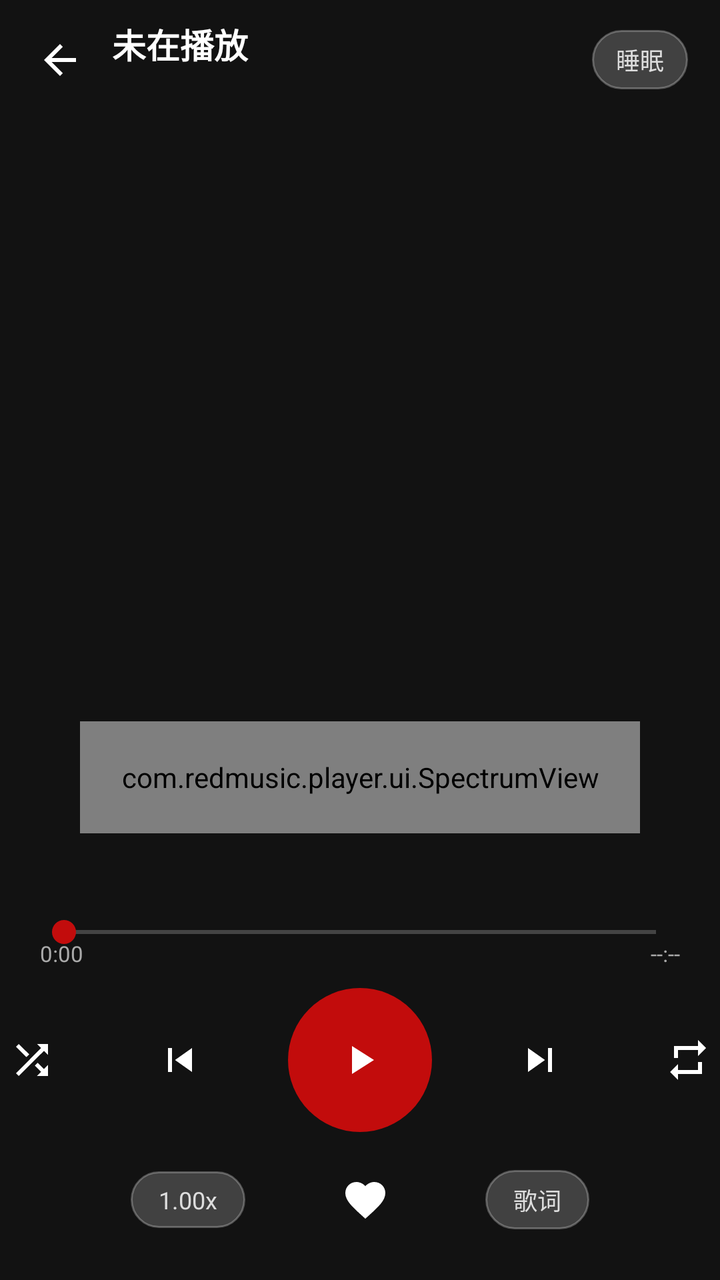
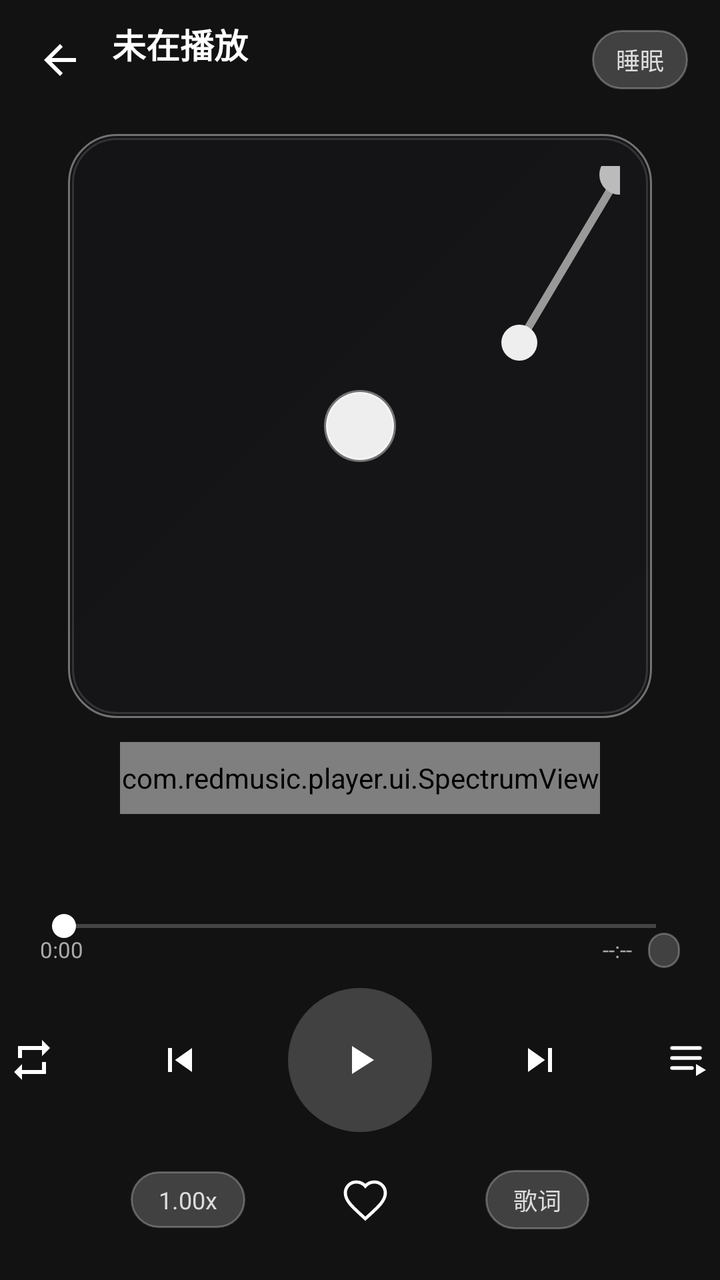

Before-and-after screenshots of an Android layout around one commit, followed by the original layout XML and the change that was made.
<!-- AndroidManifest.xml: application theme Theme.RedMusic -->
<!-- res/layout/activity_player.xml -->
<?xml version="1.0" encoding="utf-8"?>
<FrameLayout xmlns:android="http://schemas.android.com/apk/res/android"
    android:layout_width="match_parent"
    android:layout_height="match_parent"
    android:background="@color/bg">

    <ImageView
        android:id="@+id/player_bg_blur"
        android:layout_width="match_parent"
        android:layout_height="match_parent"
        android:alpha="0.3"
        android:scaleType="centerCrop" />

    <View
        android:id="@+id/player_bg_gradient"
        android:layout_width="match_parent"
        android:layout_height="match_parent" />

    <LinearLayout
        android:layout_width="match_parent"
        android:layout_height="match_parent"
        android:orientation="vertical"
        android:paddingBottom="20dp">

        
        <LinearLayout
            android:layout_width="match_parent"
            android:layout_height="wrap_content"
            android:gravity="center_vertical"
            android:orientation="horizontal"
            android:paddingStart="8dp"
            android:paddingTop="8dp"
            android:paddingEnd="16dp">

            <ImageButton
                android:id="@+id/player_back"
                android:layout_width="44dp"
                android:layout_height="44dp"
                android:background="@android:color/transparent"
                android:src="@drawable/ic_arrow_back"
                android:contentDescription="返回" />

            <LinearLayout
                android:layout_width="0dp"
                android:layout_height="wrap_content"
                android:layout_marginStart="4dp"
                android:layout_weight="1"
                android:orientation="vertical">

                <TextView
                    android:id="@+id/player_title"
                    android:layout_width="match_parent"
                    android:layout_height="wrap_content"
                    android:ellipsize="end"
                    android:maxLines="1"
                    android:text="未在播放"
                    android:textColor="@color/text_primary"
                    android:textSize="17sp"
                    android:textStyle="bold" />

                <TextView
                    android:id="@+id/player_artist"
                    android:layout_width="match_parent"
                    android:layout_height="wrap_content"
                    android:ellipsize="end"
                    android:maxLines="1"
                    android:text=""
                    android:textColor="@color/text_secondary"
                    android:textSize="12sp" />
            </LinearLayout>

            <TextView
                android:id="@+id/player_timer"
                android:layout_width="wrap_content"
                android:layout_height="wrap_content"
                android:background="@drawable/bg_chip"
                android:paddingStart="12dp"
                android:paddingTop="6dp"
                android:paddingEnd="12dp"
                android:paddingBottom="6dp"
                android:text="睡眠"
                android:textColor="#DDDDDD"
                android:textSize="12sp" />
        </LinearLayout>

        
        <FrameLayout
            android:layout_width="match_parent"
            android:layout_height="0dp"
            android:layout_weight="1">

            <com.redmusic.player.ui.LyricView
                android:id="@+id/player_lyric_view"
                android:layout_width="match_parent"
                android:layout_height="match_parent"
                android:visibility="gone" />

            <LinearLayout
                android:layout_width="match_parent"
                android:layout_height="match_parent"
                android:gravity="center"
                android:orientation="vertical">

                <ImageView
                    android:id="@+id/player_cover"
                    android:layout_width="280dp"
                    android:layout_height="280dp"
                    android:contentDescription="封面" />

                <com.redmusic.player.ui.SpectrumView
                    android:id="@+id/player_spectrum"
                    android:layout_width="match_parent"
                    android:layout_height="56dp"
                    android:layout_marginStart="40dp"
                    android:layout_marginTop="20dp"
                    android:layout_marginEnd="40dp" />

                <TextView
                    android:id="@+id/player_lyric_line"
                    android:layout_width="match_parent"
                    android:layout_height="wrap_content"
                    android:layout_marginStart="32dp"
                    android:layout_marginTop="14dp"
                    android:layout_marginEnd="32dp"
                    android:ellipsize="end"
                    android:gravity="center"
                    android:maxLines="1"
                    android:text=""
                    android:textColor="#DDDDDD"
                    android:textSize="13sp" />
            </LinearLayout>
        </FrameLayout>

        
        <SeekBar
            android:id="@+id/player_seek"
            android:layout_width="match_parent"
            android:layout_height="wrap_content"
            android:layout_marginStart="16dp"
            android:layout_marginEnd="16dp"
            android:max="1000"
            android:progressTint="#C20C0C"
            android:thumbTint="#C20C0C" />

        <LinearLayout
            android:layout_width="match_parent"
            android:layout_height="wrap_content"
            android:layout_marginTop="-6dp"
            android:orientation="horizontal"
            android:paddingStart="20dp"
            android:paddingEnd="20dp">

            <TextView
                android:id="@+id/player_cur_time"
                android:layout_width="wrap_content"
                android:layout_height="wrap_content"
                android:text="0:00"
                android:textColor="#AAAAAA"
                android:textSize="11sp" />

            <Space
                android:layout_width="0dp"
                android:layout_height="1dp"
                android:layout_weight="1" />

            <TextView
                android:id="@+id/player_total_time"
                android:layout_width="wrap_content"
                android:layout_height="wrap_content"
                android:text="--:--"
                android:textColor="#AAAAAA"
                android:textSize="11sp" />
        </LinearLayout>

        
        <LinearLayout
            android:layout_width="match_parent"
            android:layout_height="wrap_content"
            android:layout_marginTop="10dp"
            android:gravity="center"
            android:orientation="horizontal">

            <ImageButton
                android:id="@+id/player_shuffle"
                android:layout_width="40dp"
                android:layout_height="40dp"
                android:background="@android:color/transparent"
                android:src="@drawable/ic_shuffle"
                android:contentDescription="随机播放" />

            <ImageButton
                android:id="@+id/player_prev"
                android:layout_width="48dp"
                android:layout_height="48dp"
                android:layout_marginStart="30dp"
                android:background="@android:color/transparent"
                android:src="@drawable/ic_prev"
                android:contentDescription="上一曲" />

            <ImageButton
                android:id="@+id/player_play"
                android:layout_width="72dp"
                android:layout_height="72dp"
                android:layout_marginStart="30dp"
                android:background="@drawable/bg_play"
                android:src="@drawable/ic_play"
                android:contentDescription="播放/暂停" />

            <ImageButton
                android:id="@+id/player_next"
                android:layout_width="48dp"
                android:layout_height="48dp"
                android:layout_marginStart="30dp"
                android:background="@android:color/transparent"
                android:src="@drawable/ic_next"
                android:contentDescription="下一曲" />

            <ImageButton
                android:id="@+id/player_repeat"
                android:layout_width="40dp"
                android:layout_height="40dp"
                android:layout_marginStart="30dp"
                android:background="@android:color/transparent"
                android:src="@drawable/ic_repeat"
                android:contentDescription="循环模式" />
        </LinearLayout>

        
        <LinearLayout
            android:layout_width="match_parent"
            android:layout_height="wrap_content"
            android:layout_marginTop="14dp"
            android:gravity="center"
            android:orientation="horizontal">

            <TextView
                android:id="@+id/player_speed"
                android:layout_width="wrap_content"
                android:layout_height="wrap_content"
                android:background="@drawable/bg_chip"
                android:paddingStart="14dp"
                android:paddingTop="6dp"
                android:paddingEnd="14dp"
                android:paddingBottom="6dp"
                android:text="1.00x"
                android:textColor="#DDDDDD"
                android:textSize="12sp" />

            <ImageButton
                android:id="@+id/player_fav"
                android:layout_width="40dp"
                android:layout_height="40dp"
                android:layout_marginStart="40dp"
                android:background="@android:color/transparent"
                android:src="@drawable/ic_heart"
                android:contentDescription="收藏" />

            <TextView
                android:id="@+id/player_lyric_toggle"
                android:layout_width="wrap_content"
                android:layout_height="wrap_content"
                android:layout_marginStart="40dp"
                android:background="@drawable/bg_chip"
                android:paddingStart="14dp"
                android:paddingTop="6dp"
                android:paddingEnd="14dp"
                android:paddingBottom="6dp"
                android:text="歌词"
                android:textColor="#DDDDDD"
                android:textSize="12sp" />
        </LinearLayout>
    </LinearLayout>
</FrameLayout>
<!-- resources referenced by this layout -->
<resources>
  <color name="bg">#121212</color>
  <color name="text_primary">#FFFFFF</color>
  <color name="text_secondary">#B3B3B3</color>
  <!-- drawable bg_chip (drawable) -->
  <?xml version="1.0" encoding="utf-8"?>
  <shape xmlns:android="http://schemas.android.com/apk/res/android">
      <solid android:color="#33FFFFFF" />
      <corners android:radius="20dp" />
      <stroke android:width="1dp" android:color="#44FFFFFF" />
  </shape>
  <!-- drawable bg_play (drawable) -->
  <?xml version="1.0" encoding="utf-8"?>
  <shape xmlns:android="http://schemas.android.com/apk/res/android">
      <solid android:color="#C20C0C" />
      <corners android:radius="36dp" />
  </shape>
  <!-- drawable ic_heart (drawable) -->
  <?xml version="1.0" encoding="utf-8"?>
  <vector xmlns:android="http://schemas.android.com/apk/res/android"
      android:width="24dp" android:height="24dp"
      android:viewportWidth="24" android:viewportHeight="24">
      <path android:fillColor="#FFFFFF" android:pathData="M12,21.35l-1.45,-1.32C5.4,15.36 2,12.28 2,8.5C2,5.42 4.42,3 7.5,3c1.74,0 3.41,0.81 4.5,2.09C13.09,3.81 14.76,3 16.5,3C19.58,3 22,5.42 22,8.5c0,3.78 -3.4,6.86 -8.55,11.54L12,21.35z" />
  </vector>
  <!-- drawable ic_shuffle (drawable) -->
  <?xml version="1.0" encoding="utf-8"?>
  <vector xmlns:android="http://schemas.android.com/apk/res/android"
      android:width="24dp" android:height="24dp"
      android:viewportWidth="24" android:viewportHeight="24">
      <path android:fillColor="#FFFFFF" android:pathData="M10.59,9.17L5.41,4L4,5.41l5.17,5.17l1.42,-1.41zM14.5,4l2.04,2.04L4,18.59L5.41,20L17.96,7.46L20,9.5V4h-5.5zM14.83,13.41l-1.41,1.41l3.13,3.13L14.5,20H20v-5.5l-2.04,2.04l-3.13,-3.13z" />
  </vector>
  <color name="red">#C20C0C</color>
  <color name="red_light">#FF6B6B</color>
  <!-- unchanged entries left out for length: 6 -->
</resources>

<!-- the commit's change to res/layout/activity_player.xml (unified diff, before → after) -->
@@ -8,7 +8,7 @@
         android:id="@+id/player_bg_blur"
         android:layout_width="match_parent"
         android:layout_height="match_parent"
-        android:alpha="0.3"
+        android:visibility="gone"
         android:scaleType="centerCrop" />
 
     <View
@@ -101,19 +101,44 @@
                 android:gravity="center"
                 android:orientation="vertical">
 
-                <ImageView
-                    android:id="@+id/player_cover"
-                    android:layout_width="280dp"
-                    android:layout_height="280dp"
-                    android:contentDescription="封面" />
+                <FrameLayout
+                    android:id="@+id/player_cd_container"
+                    android:layout_width="wrap_content"
+                    android:layout_height="wrap_content"
+                    android:background="@drawable/bg_cd_case"
+                    android:padding="16dp">
+
+                    <ImageView
+                        android:id="@+id/player_cover"
+                        android:layout_width="260dp"
+                        android:layout_height="260dp"
+                        android:contentDescription="封面"
+                        android:scaleType="centerCrop" />
+
+                    <View
+                        android:id="@+id/player_cd_hole"
+                        android:layout_width="36dp"
+                        android:layout_height="36dp"
+                        android:layout_gravity="center"
+                        android:background="@drawable/bg_cd_hole" />
+
+                    <ImageView
+                        android:id="@+id/player_tonearm"
+                        android:layout_width="120dp"
+                        android:layout_height="140dp"
+                        android:layout_gravity="top|end"
+                        android:layout_marginTop="-8dp"
+                        android:layout_marginEnd="-12dp"
+                        android:src="@drawable/ic_tonearm" />
+                </FrameLayout>
 
                 <com.redmusic.player.ui.SpectrumView
                     android:id="@+id/player_spectrum"
                     android:layout_width="match_parent"
-                    android:layout_height="56dp"
-                    android:layout_marginStart="40dp"
-                    android:layout_marginTop="20dp"
-                    android:layout_marginEnd="40dp" />
+                    android:layout_height="36dp"
+                    android:layout_marginStart="60dp"
+                    android:layout_marginTop="12dp"
+                    android:layout_marginEnd="60dp" />
 
                 <TextView
                     android:id="@+id/player_lyric_line"
@@ -139,8 +164,8 @@
             android:layout_marginStart="16dp"
             android:layout_marginEnd="16dp"
             android:max="1000"
-            android:progressTint="#C20C0C"
-            android:thumbTint="#C20C0C" />
+            android:progressTint="#EEEEEE"
+            android:thumbTint="#FFFFFF" />
 
         <LinearLayout
             android:layout_width="match_parent"
@@ -170,6 +195,20 @@
                 android:text="--:--"
                 android:textColor="#AAAAAA"
                 android:textSize="11sp" />
+
+            <TextView
+                android:id="@+id/player_full_time"
+                android:layout_width="wrap_content"
+                android:layout_height="wrap_content"
+                android:layout_marginStart="8dp"
+                android:background="@drawable/bg_chip"
+                android:paddingStart="8dp"
+                android:paddingTop="2dp"
+                android:paddingEnd="8dp"
+                android:paddingBottom="2dp"
+                android:text=""
+                android:textColor="#BBBBBB"
+                android:textSize="10sp" />
         </LinearLayout>
 
         
@@ -181,12 +220,12 @@
             android:orientation="horizontal">
 
             <ImageButton
-                android:id="@+id/player_shuffle"
+                android:id="@+id/player_mode"
                 android:layout_width="40dp"
                 android:layout_height="40dp"
                 android:background="@android:color/transparent"
-                android:src="@drawable/ic_shuffle"
-                android:contentDescription="随机播放" />
+                android:src="@drawable/ic_repeat"
+                android:contentDescription="播放模式" />
 
             <ImageButton
                 android:id="@+id/player_prev"
@@ -216,13 +255,13 @@
                 android:contentDescription="下一曲" />
 
             <ImageButton
-                android:id="@+id/player_repeat"
+                android:id="@+id/player_playlist"
                 android:layout_width="40dp"
                 android:layout_height="40dp"
                 android:layout_marginStart="30dp"
                 android:background="@android:color/transparent"
-                android:src="@drawable/ic_repeat"
-                android:contentDescription="循环模式" />
+                android:src="@drawable/ic_playlist"
+                android:contentDescription="播放列表" />
         </LinearLayout>
 
         
<!-- resource entries referenced after the edit -->
@@ -3,6 +3,40 @@
   <color name="bg">#121212</color>
   <color name="text_primary">#FFFFFF</color>
   <color name="text_secondary">#B3B3B3</color>
+  <!-- drawable bg_cd_case (drawable) -->
+  <?xml version="1.0" encoding="utf-8"?>
+  <layer-list xmlns:android="http://schemas.android.com/apk/res/android">
+      
+      <item>
+          <shape android:shape="rectangle">
+              <gradient
+                  android:angle="135"
+                  android:startColor="#3322222E"
+                  android:endColor="#5515151C" />
+              <corners android:radius="24dp" />
+              <stroke android:width="1dp" android:color="#66FFFFFF" />
+          </shape>
+      </item>
+      
+      <item
+          android:left="2dp"
+          android:top="2dp"
+          android:right="2dp"
+          android:bottom="2dp">
+          <shape android:shape="rectangle">
+              <solid android:color="#00000000" />
+              <corners android:radius="22dp" />
+              <stroke android:width="1dp" android:color="#22FFFFFF" />
+          </shape>
+      </item>
+  </layer-list>
+  <!-- drawable bg_cd_hole (drawable) -->
+  <?xml version="1.0" encoding="utf-8"?>
+  <shape xmlns:android="http://schemas.android.com/apk/res/android"
+      android:shape="oval">
+      <solid android:color="#EEEEEE" />
+      <stroke android:width="2dp" android:color="#66FFFFFF" />
+  </shape>
   <!-- drawable bg_chip (drawable) -->
   <?xml version="1.0" encoding="utf-8"?>
   <shape xmlns:android="http://schemas.android.com/apk/res/android">
@@ -13,7 +47,7 @@
   <!-- drawable bg_play (drawable) -->
   <?xml version="1.0" encoding="utf-8"?>
   <shape xmlns:android="http://schemas.android.com/apk/res/android">
-      <solid android:color="#C20C0C" />
+      <solid android:color="#33FFFFFF" />
       <corners android:radius="36dp" />
   </shape>
   <!-- drawable ic_heart (drawable) -->
@@ -21,14 +55,49 @@
   <vector xmlns:android="http://schemas.android.com/apk/res/android"
       android:width="24dp" android:height="24dp"
       android:viewportWidth="24" android:viewportHeight="24">
-      <path android:fillColor="#FFFFFF" android:pathData="M12,21.35l-1.45,-1.32C5.4,15.36 2,12.28 2,8.5C2,5.42 4.42,3 7.5,3c1.74,0 3.41,0.81 4.5,2.09C13.09,3.81 14.76,3 16.5,3C19.58,3 22,5.42 22,8.5c0,3.78 -3.4,6.86 -8.55,11.54L12,21.35z" />
+      <path
+          android:strokeColor="#FFFFFF"
+          android:strokeWidth="1.6"
+          android:fillColor="#00000000"
+          android:pathData="M12,21.35l-1.45,-1.32C5.4,15.36 2,12.28 2,8.5C2,5.42 4.42,3 7.5,3c1.74,0 3.41,0.81 4.5,2.09C13.09,3.81 14.76,3 16.5,3C19.58,3 22,5.42 22,8.5c0,3.78 -3.4,6.86 -8.55,11.54L12,21.35z" />
   </vector>
-  <!-- drawable ic_shuffle (drawable) -->
-  <?xml version="1.0" encoding="utf-8"?>
+  <!-- drawable ic_playlist (drawable) -->
   <vector xmlns:android="http://schemas.android.com/apk/res/android"
-      android:width="24dp" android:height="24dp"
-      android:viewportWidth="24" android:viewportHeight="24">
-      <path android:fillColor="#FFFFFF" android:pathData="M10.59,9.17L5.41,4L4,5.41l5.17,5.17l1.42,-1.41zM14.5,4l2.04,2.04L4,18.59L5.41,20L17.96,7.46L20,9.5V4h-5.5zM14.83,13.41l-1.41,1.41l3.13,3.13L14.5,20H20v-5.5l-2.04,2.04l-3.13,-3.13z" />
+      android:width="24dp"
+      android:height="24dp"
+      android:viewportWidth="24"
+      android:viewportHeight="24">
+      
+      <path
+          android:strokeColor="#FFFFFF"
+          android:strokeWidth="1.8"
+          android:strokeLineCap="round"
+          android:pathData="M4,6 L18,6 M4,11 L18,11 M4,16 L14,16" />
+      
+      <path
+          android:fillColor="#FFFFFF"
+          android:pathData="M16,14 L21,17 L16,20 Z" />
+  </vector>
+  <!-- drawable ic_tonearm (drawable) -->
+  <vector xmlns:android="http://schemas.android.com/apk/res/android"
+      android:width="120dp"
+      android:height="140dp"
+      android:viewportWidth="120"
+      android:viewportHeight="140">
+      
+      <path
+          android:strokeColor="#999999"
+          android:strokeWidth="4"
+          android:strokeLineCap="round"
+          android:pathData="M108,12 L58,96" />
+      
+      <path
+          android:fillColor="#BBBBBB"
+          android:pathData="M108,12 m-10,0 a10,10 0 1,0 20,0 a10,10 0 1,0 -20,0" />
+      
+      <path
+          android:fillColor="#EEEEEE"
+          android:pathData="M58,96 m-9,0 a9,9 0 1,0 18,0 a9,9 0 1,0 -18,0" />
   </vector>
   <color name="red">#C20C0C</color>
   <color name="red_light">#FF6B6B</color>
